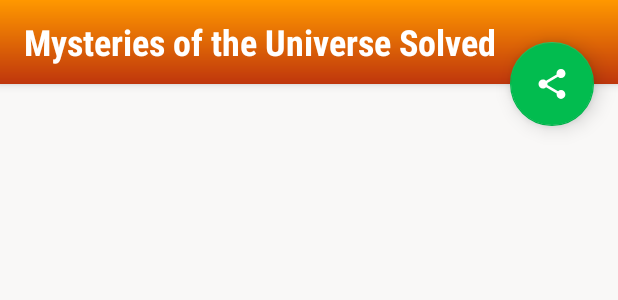
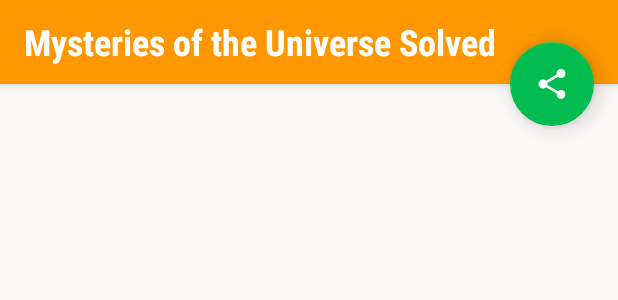
Before and after one commit to mingrutar/MyXYZReader, an Android app: the layout activity_article_detail.xml on its own in the app's theme, with its tools: preview values and no code run, on a phone screen of 412 x 824 dp. Shown: the top 300 px of the screen. Run offline under Robolectric (Android 15) with nearby library versions, the phone set to English and light mode, and no system bars.

Commit message:
feat: change the toolbar color to comply with material design

```diff
--- a/app/src/main/res/layout/activity_article_detail.xml
+++ b/app/src/main/res/layout/activity_article_detail.xml
@@ -14,7 +14,7 @@
         android:id="@+id/appbar"
         android:layout_width="match_parent"
         android:layout_height="?attr/actionBarSize"
-        android:background="@drawable/appbar_background"
+        android:background="@color/colorPrimary"
         android:theme="@style/AppTheme.AppBarOverlay"
         android:elevation="6dp"
         android:title="@string/title"  >
--- a/app/src/main/res/layout/activity_article_list.xml
+++ b/app/src/main/res/layout/activity_article_list.xml
@@ -13,7 +13,7 @@
         android:layout_height="wrap_content"
         android:minHeight="?attr/actionBarSize"
         android:elevation="6dp"
-        android:background="@drawable/appbar_background"
+        android:background="@color/colorPrimary"
         android:theme="@style/AppTheme.AppBarOverlay"   >
 
         <ImageView
```
